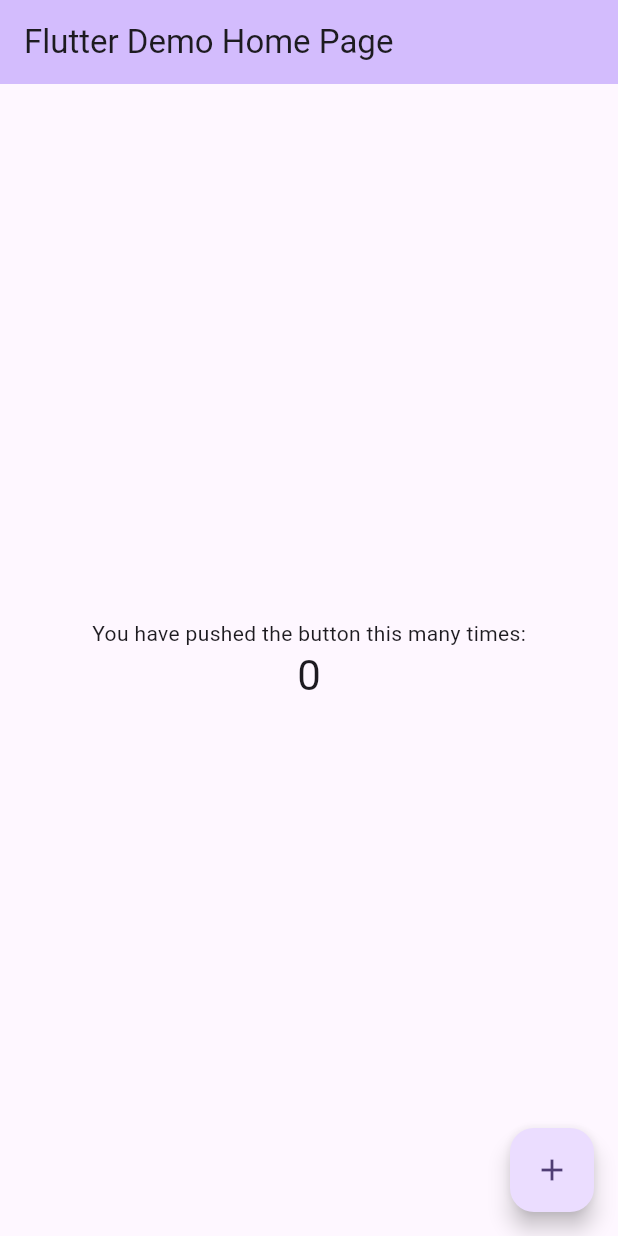
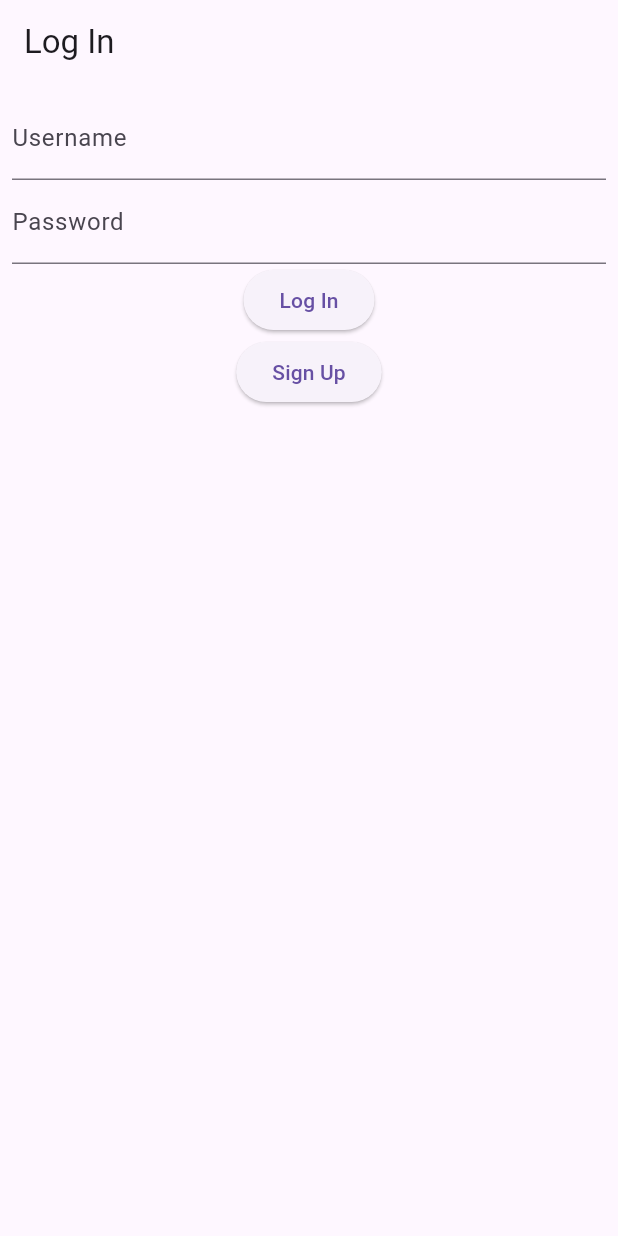
Before and after one commit to SS0809/gymapp, a Flutter app: the screen it shows after launch, on a phone screen of 412 x 824 dp. Run offline on Flutter 3.47's test engine with Material 3 defaults, Android fonts, the phone set to English and light mode, and no system bars; our stand-ins replace flutter_secure_storage.

Commit message:
added jwt sample

```diff
--- a/lib/main.dart
+++ b/lib/main.dart
@@ -1,125 +1,210 @@
 import 'package:flutter/material.dart';
+import 'package:http/http.dart' as http;
+import 'package:flutter_secure_storage/flutter_secure_storage.dart';
+import 'dart:convert' show json, base64, ascii;
+
+const SERVER_IP = 'http://ec2-54-89-201-209.compute-1.amazonaws.com';
+final storage = FlutterSecureStorage();
 
 void main() {
-  runApp(const MyApp());
+  runApp(MyApp());
 }
+class MyApp extends StatelessWidget {
+  Future<String> get jwtOrEmpty async {
+    var jwt = await storage.read(key: "jwt");
+    if(jwt == null) return "";
+    return jwt;
+  }
 
-class MyApp extends StatelessWidget {
-  const MyApp({super.key});
-
-  // This widget is the root of your application.
   @override
   Widget build(BuildContext context) {
     return MaterialApp(
-      title: 'Flutter Demo',
+      title: 'Authentication Demo',
       theme: ThemeData(
-        // This is the theme of your application.
-        //
-        // TRY THIS: Try running your application with "flutter run". You'll see
-        // the application has a purple toolbar. Then, without quitting the app,
-        // try changing the seedColor in the colorScheme below to Colors.green
-        // and then invoke "hot reload" (save your changes or press the "hot
-        // reload" button in a Flutter-supported IDE, or press "r" if you used
-        // the command line to start the app).
-        //
-        // Notice that the counter didn't reset back to zero; the application
-        // state is not lost during the reload. To reset the state, use hot
-        // restart instead.
-        //
-        // This works for code too, not just values: Most code changes can be
-        // tested with just a hot reload.
-        colorScheme: ColorScheme.fromSeed(seedColor: Colors.deepPurple),
-        useMaterial3: true,
+        primarySwatch: Colors.blue,
       ),
-      home: const MyHomePage(title: 'Flutter Demo Home Page'),
+      home: FutureBuilder(
+          future: jwtOrEmpty,
+          builder: (context, snapshot) {
+            if(!snapshot.hasData) return CircularProgressIndicator();
+            if(snapshot.data != "") {
+              var str = snapshot.data;
+              var jwt = str?.split(".");
+
+              if(jwt?.length !=3) {
+                return LoginPage();
+              } else {
+                var payload = json.decode(ascii.decode(base64.decode(base64.normalize(jwt?[1] ?? ""))));
+                if(DateTime.fromMillisecondsSinceEpoch(payload["exp"]*1000).isAfter(DateTime.now())) {
+                  return HomePage(str ?? "", payload);
+                } else {
+                  return LoginPage();
+                }
+              }
+            } else {
+              return LoginPage();
+            }
+          }
+      ),
     );
   }
 }
 
-class MyHomePage extends StatefulWidget {
-  const MyHomePage({super.key, required this.title});
 
-  // This widget is the home page of your application. It is stateful, meaning
-  // that it has a State object (defined below) that contains fields that affect
-  // how it looks.
+class HomePage extends StatelessWidget {
+  HomePage(this.jwt, this.payload);
 
-  // This class is the configuration for the state. It holds the values (in this
-  // case the title) provided by the parent (in this case the App widget) and
-  // used by the build method of the State. Fields in a Widget subclass are
-  // always marked "final".
+  factory HomePage.fromBase64(String jwt) {
+    if (jwt == null || jwt.isEmpty) {
+      throw ArgumentError('JWT string is null or empty');
+    }
 
-  final String title;
+    var jwtParts = jwt.split(".");
+    if (jwtParts.length < 2) {
+      throw ArgumentError('Invalid JWT string format');
+    }
+
+    var payload = json.decode(
+        ascii.decode(
+            base64.decode(base64.normalize(jwtParts[1]))
+        )
+    );
+
+    return HomePage(jwt, payload);
+  }
+
+
+  final String jwt;
+  final Map<String, dynamic> payload;
 
   @override
-  State<MyHomePage> createState() => _MyHomePageState();
+  Widget build(BuildContext context) =>
+      Scaffold(
+        appBar: AppBar(title: Text("Secret Data Screen")),
+        body: Center(
+          child: FutureBuilder(
+              future: http.read(Uri.parse('$SERVER_IP/data'), headers: {"Authorization": jwt}),
+              builder: (context, snapshot) =>
+              snapshot.hasData ?
+              Column(children: <Widget>[
+                Text("${payload['username']}, here's the data:"),
+                Text(snapshot.data ?? "")
+              ],)
+                  :
+              snapshot.hasError ? Text("An error occurred") : CircularProgressIndicator()
+          ),
+        ),
+      );
 }
 
-class _MyHomePageState extends State<MyHomePage> {
-  int _counter = 0;
 
-  void _incrementCounter() {
-    setState(() {
-      // This call to setState tells the Flutter framework that something has
-      // changed in this State, which causes it to rerun the build method below
-      // so that the display can reflect the updated values. If we changed
-      // _counter without calling setState(), then the build method would not be
-      // called again, and so nothing would appear to happen.
-      _counter++;
-    });
+
+
+
+
+
+class LoginPage extends StatelessWidget {
+  final TextEditingController _usernameController = TextEditingController();
+  final TextEditingController _passwordController = TextEditingController();
+
+  void displayDialog(context, title, text) => showDialog(
+    context: context,
+    builder: (context) =>
+        AlertDialog(
+            title: Text(title),
+            content: Text(text)
+        ),
+  );
+
+  Future<String> attemptLogIn(String username, String password) async {
+    var res = await http.post(
+        Uri.parse('$SERVER_IP'),
+        body: {
+          "username": username,
+          "password": password
+        }
+    );
+    if(res.statusCode == 200) return res.body;
+    return "jwt";
+  }
+
+  Future<int> attemptSignUp(String username, String password) async {
+    var res = await http.post(
+        Uri.parse('$SERVER_IP/signup'),
+        body: {
+          "username": username,
+          "password": password
+        }
+    );
+    return res.statusCode;
+
   }
 
   @override
   Widget build(BuildContext context) {
-    // This method is rerun every time setState is called, for instance as done
-    // by the _incrementCounter method above.
-    //
-    // The Flutter framework has been optimized to make rerunning build methods
-    // fast, so that you can just rebuild anything that needs updating rather
-    // than having to individually change instances of widgets.
     return Scaffold(
-      appBar: AppBar(
-        // TRY THIS: Try changing the color here to a specific color (to
-        // Colors.amber, perhaps?) and trigger a hot reload to see the AppBar
-        // change color while the other colors stay the same.
-        backgroundColor: Theme.of(context).colorScheme.inversePrimary,
-        // Here we take the value from the MyHomePage object that was created by
-        // the App.build method, and use it to set our appbar title.
-        title: Text(widget.title),
-      ),
-      body: Center(
-        // Center is a layout widget. It takes a single child and positions it
-        // in the middle of the parent.
-        child: Column(
-          // Column is also a layout widget. It takes a list of children and
-          // arranges them vertically. By default, it sizes itself to fit its
-          // children horizontally, and tries to be as tall as its parent.
-          //
-          // Column has various properties to control how it sizes itself and
-          // how it positions its children. Here we use mainAxisAlignment to
-          // center the children vertically; the main axis here is the vertical
-          // axis because Columns are vertical (the cross axis would be
-          // horizontal).
-          //
-          // TRY THIS: Invoke "debug painting" (choose the "Toggle Debug Paint"
-          // action in the IDE, or press "p" in the console), to see the
-          // wireframe for each widget.
-          mainAxisAlignment: MainAxisAlignment.center,
-          children: <Widget>[
-            const Text(
-              'You have pushed the button this many times:',
-            ),
-            Text(
-              '$_counter',
-              style: Theme.of(context).textTheme.headlineMedium,
-            ),
-          ],
-        ),
-      ),
-      floatingActionButton: FloatingActionButton(
-        onPressed: _incrementCounter,
-        tooltip: 'Increment',
-        child: const Icon(Icons.add),
-      ), // This trailing comma makes auto-formatting nicer for build methods.
+        appBar: AppBar(title: Text("Log In"),),
+        body: Padding(
+          padding: const EdgeInsets.all(8.0),
+          child: Column(
+            children: <Widget>[
+              TextField(
+                controller: _usernameController,
+                decoration: InputDecoration(
+                    labelText: 'Username'
+                ),
+              ),
+              TextField(
+                controller: _passwordController,
+                obscureText: true,
+                decoration: InputDecoration(
+                    labelText: 'Password'
+                ),
+              ),
+              ElevatedButton(
+                  onPressed: () async {
+                    var username = _usernameController.text;
+                    var password = _passwordController.text;
+                    var jwt = await attemptLogIn(username, password);
+                    if(jwt != null) {
+                      storage.write(key: "jwt", value: jwt ?? "");
+                      Navigator.push(
+                          context,
+                          MaterialPageRoute(
+                              builder: (context) => HomePage.fromBase64(jwt)
+                          )
+                      );
+                    } else {
+                      displayDialog(context, "An Error Occurred", "No account was found matching that username and password");
+                    }
+                  },
+                  child: Text("Log In")
+              ),
+              ElevatedButton(
+                  onPressed: () async {
+                    var username = _usernameController.text;
+                    var password = _passwordController.text;
+
+                    if(username.length < 4)
+                      displayDialog(context, "Invalid Username", "The username should be at least 4 characters long");
+                    else if(password.length < 4)
+                      displayDialog(context, "Invalid Password", "The password should be at least 4 characters long");
+                    else{
+                      var res = await attemptSignUp(username, password);
+                      if(res == 201)
+                        displayDialog(context, "Success", "The user was created. Log in now.");
+                      else if(res == 409)
+                        displayDialog(context, "That username is already registered", "Please try to sign up using another username or log in if you already have an account.");
+                      else {
+                        displayDialog(context, "Error", "An unknown error occurred.");
+                      }
+                    }
+                  },
+                  child: Text("Sign Up")
+              )
+            ],
+          ),
+        )
     );
   }
 }
--- a/pubspec.yaml
+++ b/pubspec.yaml
@@ -35,6 +35,9 @@ dependencies:
   # The following adds the Cupertino Icons font to your application.
   # Use with the CupertinoIcons class for iOS style icons.
   cupertino_icons: ^1.0.6
+  http: ^1.2.1
+  flutter_secure_storage: ^4.2.1
+  dart_jsonwebtoken: ^2.14.0
 
 dev_dependencies:
   flutter_test:
```
Also changed, not shown: pubspec.lock.
